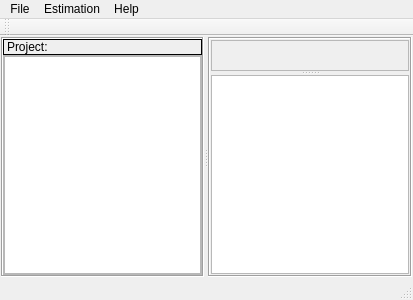
Above: mainwindow.ui from PauloCarvalhoRJ/gammaray before the change. Below: the same form after it.
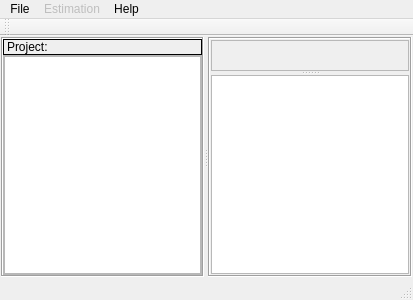
That is the form after the change. Icons and pictures are not drawn.

Commit message: DEFECT: Disable functionalities without an open project.

```diff
--- a/mainwindow.ui
+++ b/mainwindow.ui
@@ -244,6 +244,9 @@
     <addaction name="actionAbout"/>
    </widget>
    <widget class="QMenu" name="menuEstimation">
+    <property name="enabled">
+     <bool>false</bool>
+    </property>
     <property name="title">
      <string>Estimation</string>
     </property>
```
The commit also changes 1 other file.
